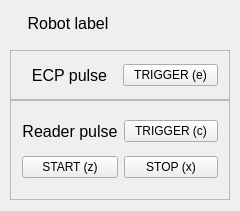
ptroja/mrrocpp, file src/ui-qt/base/wgt_robot_process_control.ui: the form before one commit.
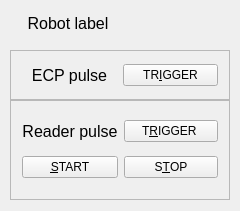
The form after the commit.

The edit to the form file:
```diff
--- a/src/ui-qt/base/wgt_robot_process_control.ui
+++ b/src/ui-qt/base/wgt_robot_process_control.ui
@@ -50,7 +50,7 @@
     <item row="0" column="1">
      <widget class="QPushButton" name="ecp_trigger_pushButton">
       <property name="text">
-       <string>TRIGGER (e)</string>
+       <string>TR&amp;IGGER</string>
       </property>
       <property name="shortcut">
        <string>E</string>
@@ -102,7 +102,7 @@
     <item row="0" column="1">
      <widget class="QPushButton" name="reader_trigger_pushButton">
       <property name="text">
-       <string>TRIGGER (c)</string>
+       <string>T&amp;RIGGER </string>
       </property>
       <property name="shortcut">
        <string>C</string>
@@ -112,7 +112,7 @@
     <item row="1" column="1">
      <widget class="QPushButton" name="reader_stop_pushButton">
       <property name="text">
-       <string>STOP (x)</string>
+       <string>S&amp;TOP</string>
       </property>
       <property name="shortcut">
        <string>X</string>
@@ -140,7 +140,7 @@
     <item row="1" column="0">
      <widget class="QPushButton" name="reader_start_pushButton">
       <property name="text">
-       <string>START (z)</string>
+       <string>&amp;START</string>
       </property>
       <property name="shortcut">
        <string>Z</string>
```
Left out of the diff: 8 changed lines with no effect on the pictures.
